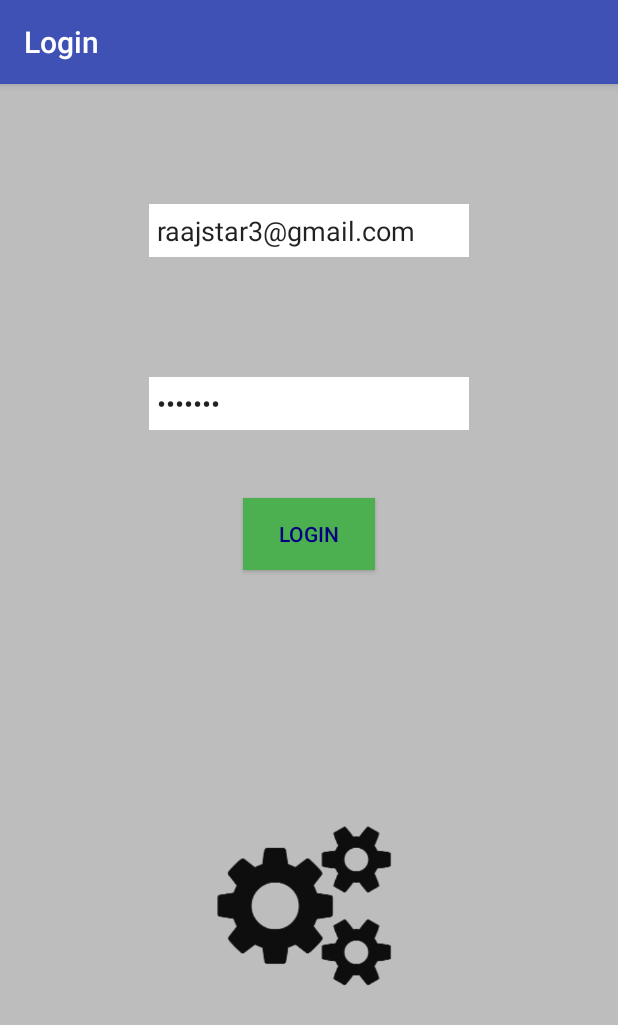
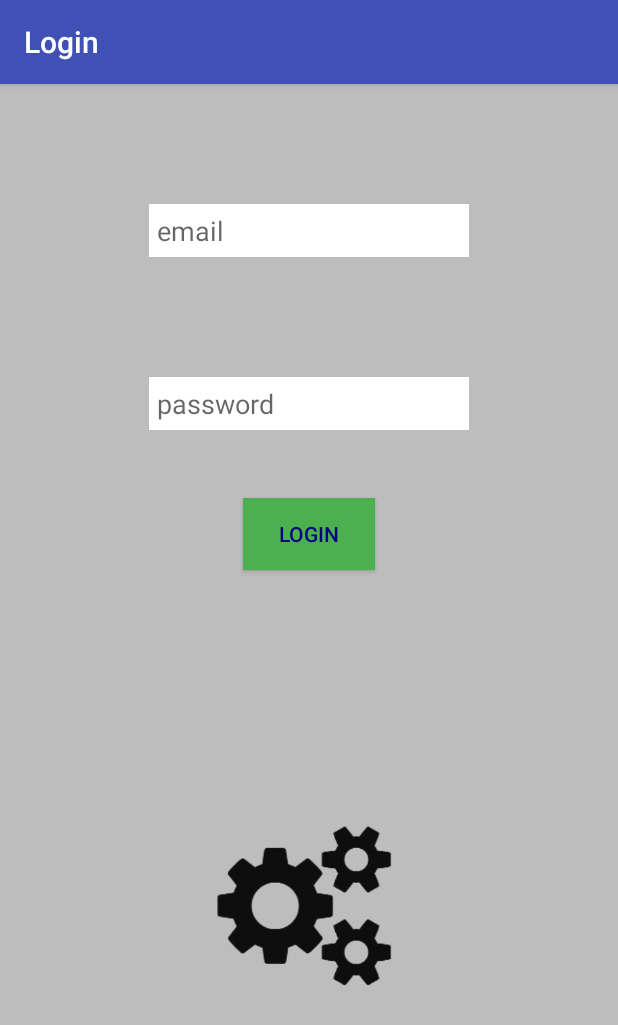
Before and after one commit to Raajesh12/Shopping_Collaborator_App, an Android app: the LoginActivity screen opened directly, with no data from a screen before it, on a phone screen of 412 x 824 dp. Shown: the top 1025 px of the screen. Run offline under Robolectric (Android 15) with nearby library versions, the light colour scheme and no system bars.

Commit message:
Changes before release

```diff
--- a/app/src/main/java/com/example/raajesharunachalam/taskmanager/GroupService.java
+++ b/app/src/main/java/com/example/raajesharunachalam/taskmanager/GroupService.java
@@ -7,7 +7,6 @@ import android.os.Binder;
 import android.os.IBinder;
 import android.os.SystemClock;
 import android.support.annotation.Nullable;
-import android.util.Log;
 
 import com.example.raajesharunachalam.taskmanager.endpoints.UserEndpoints;
 import com.example.raajesharunachalam.taskmanager.responses.LastModifiedResponse;
@@ -36,7 +35,6 @@ public class GroupService extends IntentService {
         Calendar lastRefreshed = (Calendar) intent.getSerializableExtra(IntentKeys.LAST_REFRESHED);
         int count = 0;
         while(notRecentlyUpdated) {
-            Log.d("GroupService", "New Iteration Of Loop");
             Call<LastModifiedResponse> call = UserEndpoints.userEndpoints.getUserLastModified(uid);
             try {
                 Response<LastModifiedResponse> response = call.execute();
--- a/app/src/main/java/com/example/raajesharunachalam/taskmanager/GroupsActivity.java
+++ b/app/src/main/java/com/example/raajesharunachalam/taskmanager/GroupsActivity.java
@@ -562,7 +562,6 @@ public class GroupsActivity extends AppCompatActivity {
 
         @Override
         public void onReceive(Context context, Intent intent) {
-            Log.d("GroupService", "Broadcast Receiver onReceived()");
             boolean shouldRefresh = intent.getBooleanExtra(IntentKeys.SHOULD_REFRESH, false);
             if(shouldRefresh) {
                 GroupsActivity.this.refreshRecyclerView(uid);
--- a/app/src/main/java/com/example/raajesharunachalam/taskmanager/ItemService.java
+++ b/app/src/main/java/com/example/raajesharunachalam/taskmanager/ItemService.java
@@ -3,7 +3,6 @@ package com.example.raajesharunachalam.taskmanager;
 import android.app.IntentService;
 import android.content.Intent;
 import android.support.annotation.Nullable;
-import android.util.Log;
 
 import com.example.raajesharunachalam.taskmanager.GroupsActivity;
 import com.example.raajesharunachalam.taskmanager.IntentKeys;
@@ -35,7 +34,6 @@ public class ItemService extends IntentService {
         long gid = intent.getLongExtra(IntentKeys.GID, 0L);
         Calendar lastRefreshed = (Calendar) intent.getSerializableExtra(IntentKeys.LAST_REFRESHED);
         while(notRecentlyUpdated) {
-            Log.d("ItemService", "New Iteration Of Loop");
             Call<LastModifiedResponse> call = GroupEndpoints.groupEndpoints.getGroupLastModified(gid);
             try {
                 Response<LastModifiedResponse> response = call.execute();
--- a/app/src/main/java/com/example/raajesharunachalam/taskmanager/ItemsActivity.java
+++ b/app/src/main/java/com/example/raajesharunachalam/taskmanager/ItemsActivity.java
@@ -15,7 +15,6 @@ import android.support.v7.widget.LinearLayoutManager;
 import android.support.v7.widget.RecyclerView;
 import android.support.v7.widget.helper.ItemTouchHelper;
 import android.text.InputType;
-import android.util.Log;
 import android.view.LayoutInflater;
 import android.view.Menu;
 import android.view.MenuInflater;
@@ -85,7 +84,6 @@ public class ItemsActivity extends AppCompatActivity implements SharedPreference
         deleteItems = (Button) findViewById(R.id.delete_items_button);
 
         final SharedPreferences sharedPreferences = PreferenceManager.getDefaultSharedPreferences(ItemsActivity.this);
-        Log.d("SharedPreferences", String.valueOf(sharedPreferences.getBoolean(REFRESH_KEY, false)));
         sharedPreferences.edit().putBoolean(REFRESH_KEY, false).apply();
 
         PreferenceManager.getDefaultSharedPreferences(this).registerOnSharedPreferenceChangeListener(this);
@@ -394,7 +392,6 @@ public class ItemsActivity extends AppCompatActivity implements SharedPreference
 
 
         Call<ItemsCompletedResponse> itemsCompletedCall = GroupEndpoints.groupEndpoints.getItemsCompleted(gid);
-        Log.d("ItemsURL", itemsCompletedCall.request().url().toString());
         itemsCompletedCall.enqueue(new Callback<ItemsCompletedResponse>() {
             @Override
             public void onResponse(Call<ItemsCompletedResponse> call, Response<ItemsCompletedResponse> response) {
@@ -654,7 +651,6 @@ public class ItemsActivity extends AppCompatActivity implements SharedPreference
     @Override
     public void onSharedPreferenceChanged(SharedPreferences sharedPreferences, String key) {
         if(key.equals(REFRESH_KEY) && sharedPreferences.getBoolean(REFRESH_KEY, false) == true) {
-            Log.d("SharedPreferences", "Refreshed");
             sharedPreferences.edit().putBoolean(REFRESH_KEY, false).apply();
             refreshScreen(gid, true);
         }
--- a/app/src/main/res/layout/activity_login.xml
+++ b/app/src/main/res/layout/activity_login.xml
@@ -20,8 +20,7 @@
         android:padding="5dp"
         app:layout_constraintLeft_toLeftOf="parent"
         app:layout_constraintRight_toRightOf="parent"
-        app:layout_constraintTop_toTopOf="parent"
-        android:text="raajstar3@gmail.com"/>
+        app:layout_constraintTop_toTopOf="parent"/>
 
     <EditText
         android:id="@+id/passwordfield"
@@ -36,8 +35,7 @@
         android:padding="5dp"
         app:layout_constraintLeft_toLeftOf="parent"
         app:layout_constraintRight_toRightOf="parent"
-        app:layout_constraintTop_toBottomOf="@id/emailfield"
-        android:text="raajesh"/>
+        app:layout_constraintTop_toBottomOf="@id/emailfield"/>
 
     <Button
         android:id="@+id/login_button"
```
